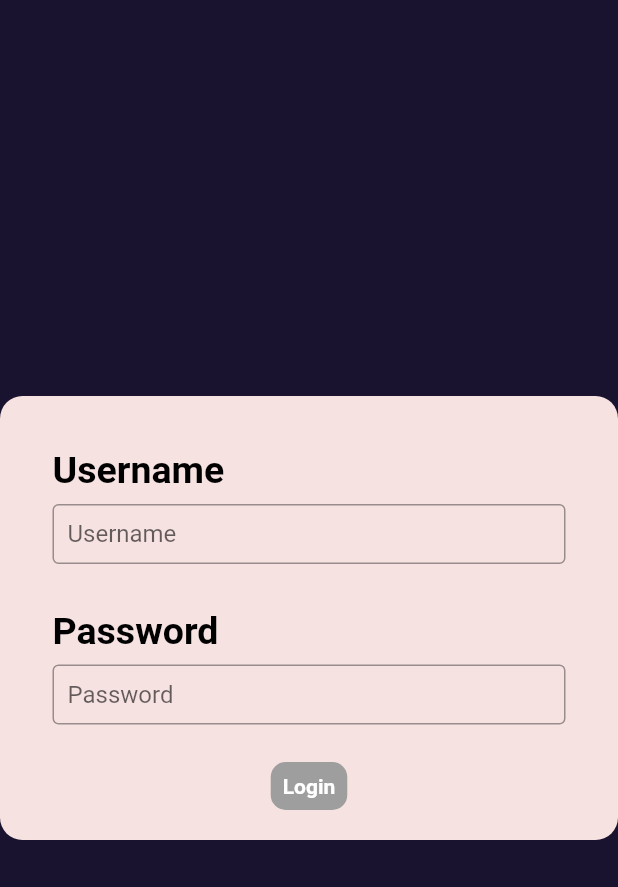
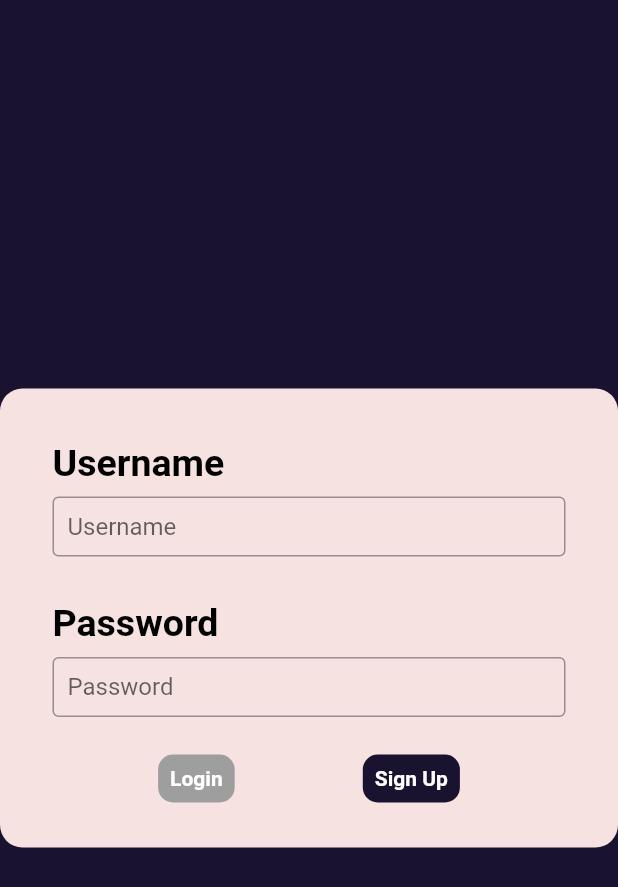
Before and after one commit to bssughosh/login_workflow, a Flutter app: the screen it shows after launch, on a phone screen of 412 x 824 dp. Shown: the top 887 px of the screen. Run offline on Flutter 3.47's test engine with Material 2 defaults, Android fonts, the light colour scheme and no system bars; our stand-ins replace flutter_clean_architecture, fluttertoast, get_it, shared_preferences.

Commit message:
chore: added signup

```diff
--- a/lib/app/login/mobile/initialization_view_mobile.dart
+++ b/lib/app/login/mobile/initialization_view_mobile.dart
@@ -1,4 +1,5 @@
 import 'package:flutter/material.dart';
+import 'package:login_workflow/core/common_widgets/secondary_button.dart';
 
 import '../../../core/common_widgets/common_text_field.dart';
 import '../../../core/common_widgets/primary_button.dart';
@@ -41,13 +42,24 @@
                     textEditingController: controller.passwordTextField,
                     onChanged: controller.onTextFieldChanged,
                     title: 'Password',
+                    obscureText: true,
                   ),
                   const SizedBox(height: 10),
-                  PrimaryButton(
-                    title: 'Login',
-                    onTap: controller.login,
-                    isDisabled: _isButtonDisabled,
+                  Row(
+                    mainAxisAlignment: MainAxisAlignment.spaceEvenly,
+                    children: [
+                      PrimaryButton(
+                        title: 'Login',
+                        onTap: controller.login,
+                        isDisabled: _isButtonDisabled,
+                      ),
+                      SecondaryButton(
+                        title: 'Sign Up',
+                        onTap: controller.navigateToSignUp,
+                      ),
+                    ],
                   ),
+                  const SizedBox(height: 10),
                 ],
               ),
             ),
--- a/lib/app/navigation_service.dart
+++ b/lib/app/navigation_service.dart
@@ -1,6 +1,7 @@
 import 'package:flutter/material.dart';
 
 import 'login/login_view.dart';
+import 'sign_up/sign_up_view.dart';
 
 class NavigationService {
   final GlobalKey<NavigatorState> navigatorKey = GlobalKey<NavigatorState>();
@@ -17,7 +18,7 @@
         return MaterialPageRoute(builder: (_) => LoginPage());
 
       case signUpRoute:
-        return null;
+        return MaterialPageRoute(builder: (_) => SignUpPage());
 
       case homeRoute:
         return null;
--- a/lib/app/sign_up/desktop/loading_view_web.dart
+++ b/lib/app/sign_up/desktop/loading_view_web.dart
@@ -1,5 +1,5 @@
 import 'package:flutter/material.dart';
 
-Widget buildLoadingStateViewWeb() {
-  throw UnimplementedError();
-}
+import '../../login/mobile/loading_view_mobile.dart';
+
+Widget buildLoadingStateViewWeb() => buildLoadingStateViewMobile();
--- a/lib/app/sign_up/mobile/loading_view_mobile.dart
+++ b/lib/app/sign_up/mobile/loading_view_mobile.dart
@@ -1,5 +1,5 @@
 import 'package:flutter/material.dart';
 
 Widget buildLoadingStateViewMobile() {
-  throw UnimplementedError();
+  return const Scaffold(body: Center(child: CircularProgressIndicator()));
 }
--- a/lib/app/sign_up/sign_up_view.dart
+++ b/lib/app/sign_up/sign_up_view.dart
@@ -26,7 +26,7 @@
 
         switch (currentStateType) {
           case SignUpPageInitializationState:
-            return buildInitializationStateViewWeb();
+            return buildInitializationStateViewWeb(controller);
 
           case SignUpPageLoadingState:
             return buildLoadingStateViewWeb();
@@ -41,7 +41,7 @@
 
         switch (currentStateType) {
           case SignUpPageInitializationState:
-            return buildInitializationStateViewMobile();
+            return InitializationStateViewMobile(controller: controller);
 
           case SignUpPageLoadingState:
             return buildLoadingStateViewMobile();
--- /dev/null
+++ b/lib/core/common_widgets/secondary_button.dart
@@ -0,0 +1,41 @@
+import 'package:flutter/material.dart';
+
+import '../constants.dart';
+
+class SecondaryButton extends StatelessWidget {
+  final String title;
+  final Function() onTap;
+  final bool isDisabled;
+
+  const SecondaryButton({
+    Key? key,
+    required this.title,
+    required this.onTap,
+    this.isDisabled = false,
+  }) : super(key: key);
+
+  @override
+  Widget build(BuildContext context) {
+    return InkWell(
+      enableFeedback: !isDisabled,
+      mouseCursor:
+          isDisabled ? SystemMouseCursors.basic : SystemMouseCursors.click,
+      onTap: isDisabled ? () {} : onTap,
+      child: Container(
+        decoration: isDisabled
+            ? kSecondaryDecoration.copyWith(color: Colors.grey)
+            : kSecondaryDecoration,
+        padding: const EdgeInsets.all(8),
+        child: Text(
+          title,
+          textAlign: TextAlign.center,
+          style: const TextStyle(
+            fontWeight: FontWeight.bold,
+            fontSize: 14,
+            color: Colors.white,
+          ),
+        ),
+      ),
+    );
+  }
+}
--- a/lib/core/constants.dart
+++ b/lib/core/constants.dart
@@ -23,6 +23,11 @@
   borderRadius: BorderRadius.circular(10),
 );
 
+final BoxDecoration kSecondaryDecoration = BoxDecoration(
+  color: kDarkAccentColor,
+  borderRadius: BorderRadius.circular(10),
+);
+
 // TextStyles
 const TextStyle kHeadingTextStyle = TextStyle(
   fontWeight: FontWeight.bold,
```
Also changed, not shown: lib/app/sign_up/desktop/initialization_view_web.dart (+8 -3 lines), lib/app/sign_up/mobile/initialization_view_mobile.dart (+73 -2 lines), lib/app/sign_up/sign_up_controller.dart (+48 -0 lines).
